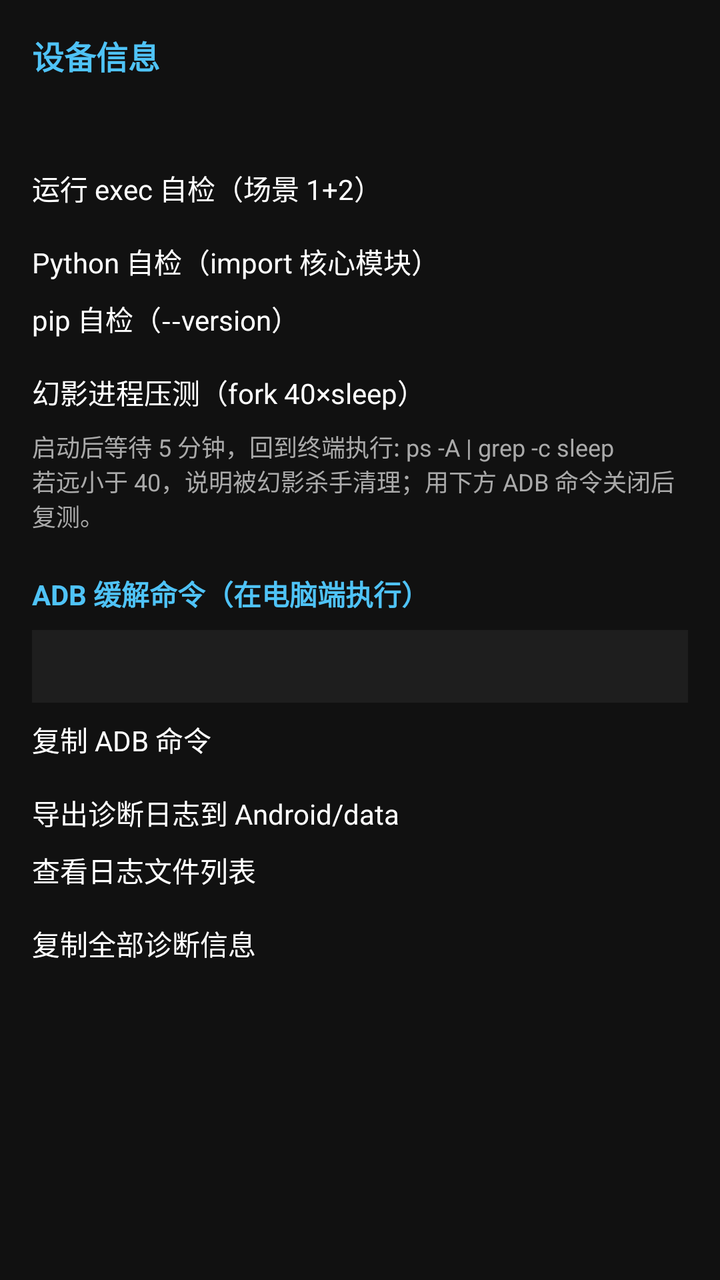
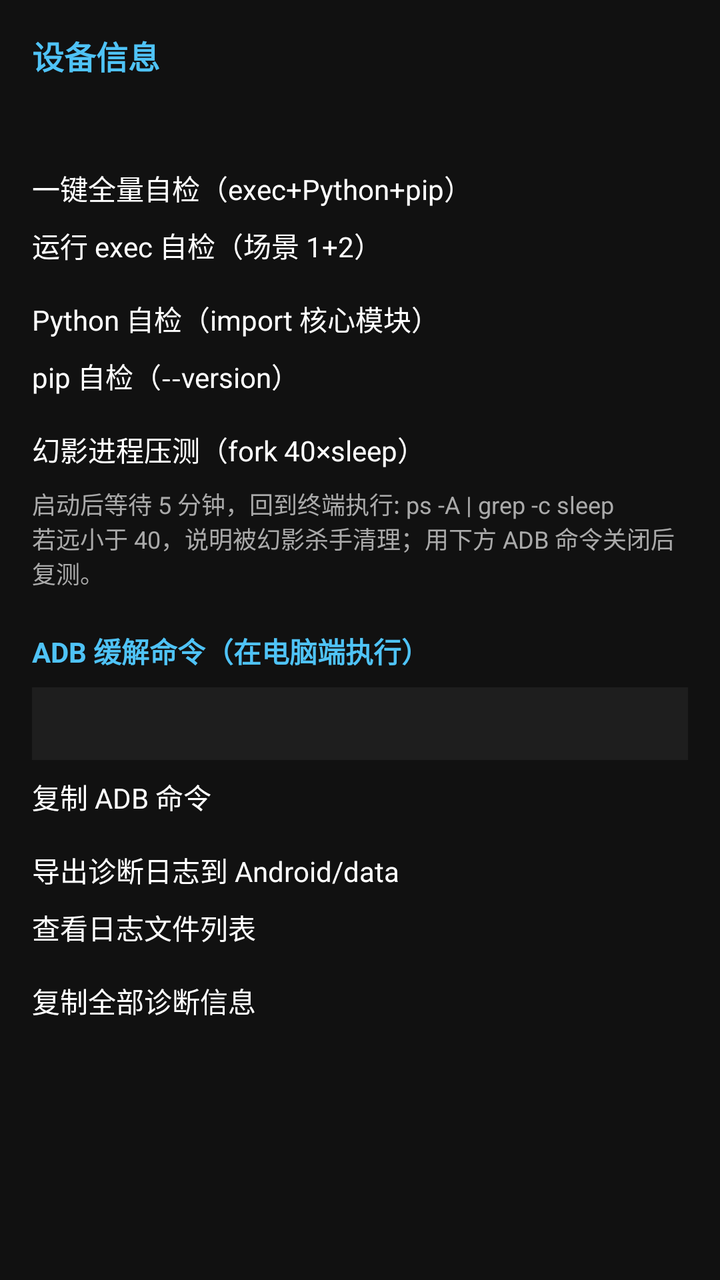

An Android layout rendered at two revisions. The XML below is the earlier revision; the diff shows what the commit changed to produce the second picture.
<!-- AndroidManifest.xml: application theme Theme.AndroLinux -->
<!-- res/layout/activity_settings.xml -->
<?xml version="1.0" encoding="utf-8"?>
<ScrollView xmlns:android="http://schemas.android.com/apk/res/android"
    android:layout_width="match_parent"
    android:layout_height="match_parent"
    android:background="#111111">

    <LinearLayout
        android:layout_width="match_parent"
        android:layout_height="wrap_content"
        android:orientation="vertical"
        android:padding="16dp">

        <TextView
            android:layout_width="wrap_content"
            android:layout_height="wrap_content"
            android:text="设备信息"
            android:textColor="#4FC3F7"
            android:textSize="16sp"
            android:textStyle="bold" />

        <TextView
            android:id="@+id/device_info"
            android:layout_width="match_parent"
            android:layout_height="wrap_content"
            android:layout_marginTop="8dp"
            android:fontFamily="monospace"
            android:textColor="#DDDDDD"
            android:textSize="12sp"
            android:textIsSelectable="true" />

        <Button
            android:id="@+id/btn_exec_test"
            android:layout_width="match_parent"
            android:layout_height="wrap_content"
            android:layout_marginTop="20dp"
            android:text="运行 exec 自检（场景 1+2）" />

        <TextView
            android:id="@+id/exec_test_output"
            android:layout_width="match_parent"
            android:layout_height="wrap_content"
            android:layout_marginTop="8dp"
            android:background="#1E1E1E"
            android:fontFamily="monospace"
            android:padding="10dp"
            android:textColor="#A5D6A7"
            android:textSize="12sp"
            android:textIsSelectable="true"
            android:visibility="gone" />

        <Button
            android:id="@+id/btn_python_test"
            android:layout_width="match_parent"
            android:layout_height="wrap_content"
            android:layout_marginTop="16dp"
            android:text="Python 自检（import 核心模块）" />

        <Button
            android:id="@+id/btn_pip_test"
            android:layout_width="match_parent"
            android:layout_height="wrap_content"
            android:layout_marginTop="8dp"
            android:text="pip 自检（--version）" />

        <Button
            android:id="@+id/btn_phantom_test"
            android:layout_width="match_parent"
            android:layout_height="wrap_content"
            android:layout_marginTop="16dp"
            android:text="幻影进程压测（fork 40×sleep）" />

        <TextView
            android:id="@+id/phantom_hint"
            android:layout_width="match_parent"
            android:layout_height="wrap_content"
            android:layout_marginTop="8dp"
            android:textColor="#AAAAAA"
            android:textSize="12sp"
            android:text="启动后等待 5 分钟，回到终端执行: ps -A | grep -c sleep&#10;若远小于 40，说明被幻影杀手清理；用下方 ADB 命令关闭后复测。" />

        <TextView
            android:layout_width="wrap_content"
            android:layout_height="wrap_content"
            android:layout_marginTop="20dp"
            android:text="ADB 缓解命令（在电脑端执行）"
            android:textColor="#4FC3F7"
            android:textSize="14sp"
            android:textStyle="bold" />

        <TextView
            android:id="@+id/adb_command"
            android:layout_width="match_parent"
            android:layout_height="wrap_content"
            android:layout_marginTop="8dp"
            android:background="#1E1E1E"
            android:fontFamily="monospace"
            android:padding="10dp"
            android:textColor="#FFCC80"
            android:textSize="12sp"
            android:textIsSelectable="true" />

        <Button
            android:id="@+id/btn_copy_adb"
            android:layout_width="match_parent"
            android:layout_height="wrap_content"
            android:layout_marginTop="8dp"
            android:text="复制 ADB 命令" />

        <Button
            android:id="@+id/btn_export_logs"
            android:layout_width="match_parent"
            android:layout_height="wrap_content"
            android:layout_marginTop="16dp"
            android:text="导出诊断日志到 Android/data" />

        <Button
            android:id="@+id/btn_list_logs"
            android:layout_width="match_parent"
            android:layout_height="wrap_content"
            android:layout_marginTop="8dp"
            android:text="查看日志文件列表" />

        <Button
            android:id="@+id/btn_copy_diag"
            android:layout_width="match_parent"
            android:layout_height="wrap_content"
            android:layout_marginTop="16dp"
            android:layout_marginBottom="24dp"
            android:text="复制全部诊断信息" />
    </LinearLayout>
</ScrollView>
<!-- resources referenced by this layout -->
<resources>
  <style name="Theme.AndroLinux" parent="@android:style/Theme.Material.NoActionBar">
          <item name="android:windowBackground">@android:color/black</item>
          <item name="android:colorPrimary">#FF37474F</item>
          <item name="android:statusBarColor">@android:color/black</item>
      </style>
</resources>

<!-- the commit's change to res/layout/activity_settings.xml (unified diff, before → after) -->
@@ -29,10 +29,17 @@
             android:textIsSelectable="true" />
 
         <Button
+            android:id="@+id/btn_run_all"
+            android:layout_width="match_parent"
+            android:layout_height="wrap_content"
+            android:layout_marginTop="20dp"
+            android:text="一键全量自检（exec+Python+pip）" />
+
+        <Button
             android:id="@+id/btn_exec_test"
             android:layout_width="match_parent"
             android:layout_height="wrap_content"
-            android:layout_marginTop="20dp"
+            android:layout_marginTop="8dp"
             android:text="运行 exec 自检（场景 1+2）" />
 
         <TextView
